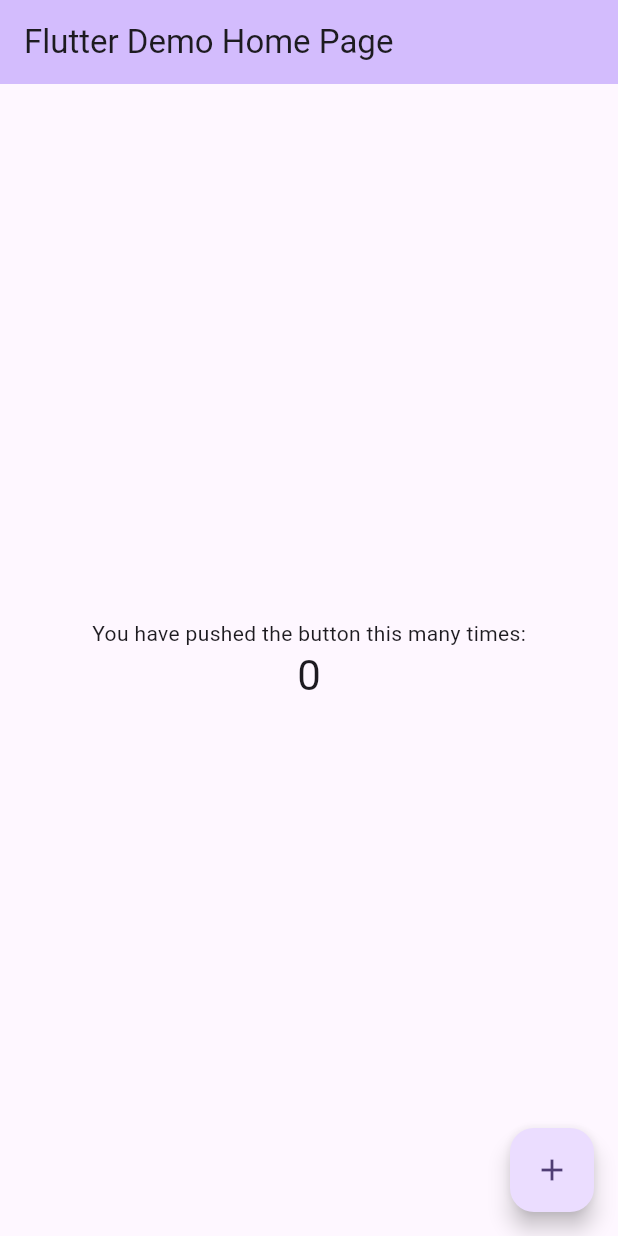
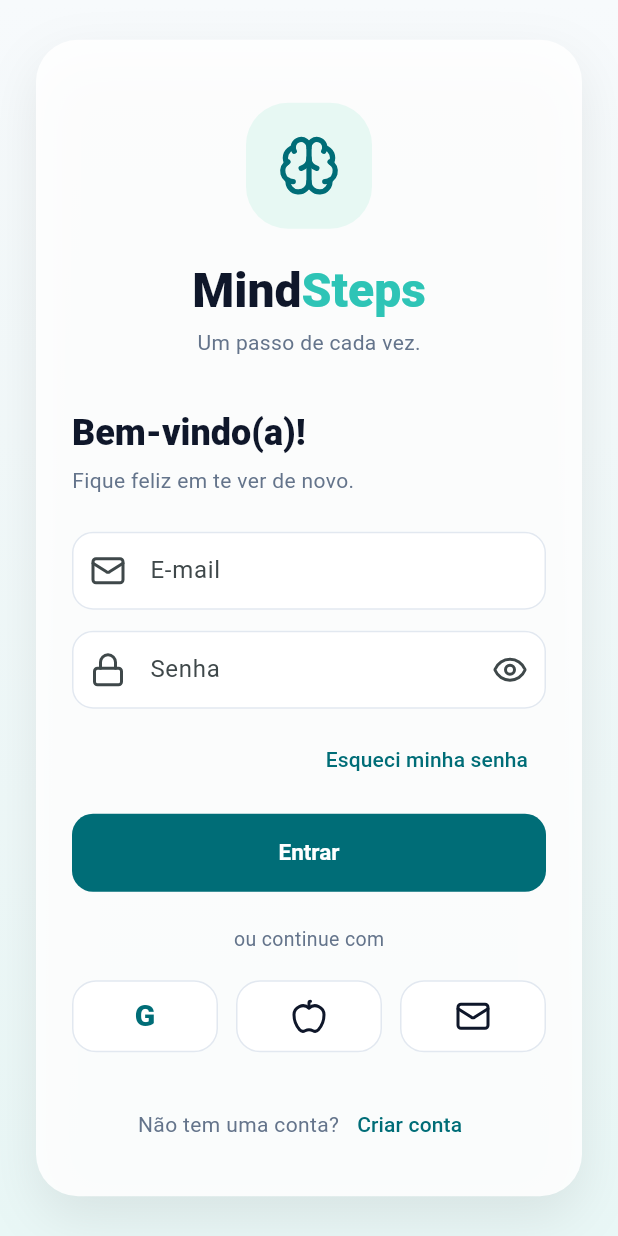
Before and after one commit to edsongaldino/mindsteps-app, a Flutter app: the screen it shows after launch, on a phone screen of 412 x 824 dp. Run offline on Flutter 3.47's test engine with Material 3 defaults, Android fonts, the phone set to English and light mode, and no system bars; our stand-ins replace dio, flutter_secure_storage, lucide_icons_flutter; Roboto replaces fonts that are missing (Arial).

Commit message:
Publicação inicial projeto

```diff
--- /dev/null
+++ b/lib/core/api/api_client.dart
@@ -0,0 +1,14 @@
+import 'package:dio/dio.dart';
+
+class ApiClient {
+  static final Dio dio = Dio(
+    BaseOptions(
+      baseUrl: 'https://localhost:7035/api',
+      connectTimeout: const Duration(seconds: 20),
+      receiveTimeout: const Duration(seconds: 20),
+      headers: {
+        'Content-Type': 'application/json',
+      },
+    ),
+  );
+}
--- /dev/null
+++ b/lib/core/auth/auth_storage.dart
@@ -0,0 +1,25 @@
+import 'package:flutter_secure_storage/flutter_secure_storage.dart';
+
+class AuthStorage {
+  static const _storage = FlutterSecureStorage();
+
+  static Future<void> salvarToken(String token) async {
+    await _storage.write(key: 'token', value: token);
+  }
+
+  static Future<String?> obterToken() async {
+    return await _storage.read(key: 'token');
+  }
+
+  static Future<void> salvarPerfil(String perfil) async {
+    await _storage.write(key: 'perfil', value: perfil);
+  }
+
+  static Future<String?> obterPerfil() async {
+    return await _storage.read(key: 'perfil');
+  }
+
+  static Future<void> limpar() async {
+    await _storage.deleteAll();
+  }
+}
--- /dev/null
+++ b/lib/core/theme/app_theme.dart
@@ -0,0 +1,69 @@
+import 'package:flutter/material.dart';
+
+class AppColors {
+  static const primary = Color(0xFF006D77);
+  static const primaryDark = Color(0xFF00545C);
+  static const secondary = Color(0xFF2EC4B6);
+  static const background = Color(0xFFF7FAFC);
+  static const card = Color(0xFFFFFFFF);
+  static const text = Color(0xFF0F172A);
+  static const muted = Color(0xFF64748B);
+  static const border = Color(0xFFE2E8F0);
+  static const softBlue = Color(0xFFEFF6FF);
+  static const softGreen = Color(0xFFE7F8F3);
+}
+
+class AppTheme {
+  static ThemeData light() {
+    return ThemeData(
+      useMaterial3: true,
+      scaffoldBackgroundColor: AppColors.background,
+      fontFamily: 'Arial',
+      colorScheme: ColorScheme.fromSeed(
+        seedColor: AppColors.primary,
+        primary: AppColors.primary,
+        secondary: AppColors.secondary,
+        surface: AppColors.card,
+      ),
+      appBarTheme: const AppBarTheme(
+        backgroundColor: AppColors.background,
+        elevation: 0,
+        centerTitle: false,
+        foregroundColor: AppColors.text,
+      ),
+      inputDecorationTheme: InputDecorationTheme(
+        filled: true,
+        fillColor: Colors.white,
+        hintStyle: const TextStyle(color: AppColors.muted),
+        contentPadding: const EdgeInsets.symmetric(horizontal: 16, vertical: 14),
+        border: OutlineInputBorder(
+          borderRadius: BorderRadius.circular(14),
+          borderSide: const BorderSide(color: AppColors.border),
+        ),
+        enabledBorder: OutlineInputBorder(
+          borderRadius: BorderRadius.circular(14),
+          borderSide: const BorderSide(color: AppColors.border),
+        ),
+        focusedBorder: OutlineInputBorder(
+          borderRadius: BorderRadius.circular(14),
+          borderSide: const BorderSide(color: AppColors.primary, width: 1.4),
+        ),
+      ),
+      elevatedButtonTheme: ElevatedButtonThemeData(
+        style: ElevatedButton.styleFrom(
+          backgroundColor: AppColors.primary,
+          foregroundColor: Colors.white,
+          elevation: 0,
+          minimumSize: const Size(double.infinity, 52),
+          shape: RoundedRectangleBorder(
+            borderRadius: BorderRadius.circular(14),
+          ),
+          textStyle: const TextStyle(
+            fontWeight: FontWeight.w700,
+            fontSize: 15,
+          ),
+        ),
+      ),
+    );
+  }
+}
--- /dev/null
+++ b/lib/features/auth/login_page.dart
@@ -0,0 +1,309 @@
+import 'package:flutter/material.dart';
+import 'package:lucide_icons_flutter/lucide_icons.dart';
+import '../../core/theme/app_theme.dart';
+import 'auth_service.dart';
+import '../../core/auth/auth_storage.dart';
+import '../admin/admin_home_page.dart';
+import '../psicologo/psicologo_home_page.dart';
+import '../paciente/paciente_home_page.dart';
+
+class LoginPage extends StatefulWidget {
+  const LoginPage({super.key});
+
+  @override
+  State<LoginPage> createState() => _LoginPageState();
+}
+
+class _LoginPageState extends State<LoginPage> {
+  final emailController = TextEditingController();
+  final senhaController = TextEditingController();
+  bool ocultarSenha = true;
+
+  bool carregando = false;
+
+  final authService = AuthService();
+
+  @override
+  void dispose() {
+    emailController.dispose();
+    senhaController.dispose();
+    super.dispose();
+  }
+
+  Future<void> entrar() async {
+    try {
+        setState(() => carregando = true);
+
+        final response = await authService.login(
+        email: emailController.text.trim(),
+        senha: senhaController.text,
+        );
+
+        final token = response['token'];
+        final perfil = response['perfil'];
+
+        await AuthStorage.salvarToken(token);
+        await AuthStorage.salvarPerfil(perfil);
+
+        if (!mounted) return;
+
+        ScaffoldMessenger.of(context).showSnackBar(
+        SnackBar(
+            content: Text('Login realizado: $perfil'),
+        ),
+        );
+
+        Widget destino;
+
+        switch (perfil) {
+        case 'Administrador':
+            destino = AdminHomePage();
+            break;
+        case 'Psicologo':
+            destino = PsicologoHomePage();
+            break;
+        case 'Paciente':
+            destino = PacienteHomePage();
+            break;
+        default:
+            throw Exception('Perfil de usuário inválido.');
+        }
+
+        Navigator.pushReplacement(
+        context,
+        MaterialPageRoute(builder: (_) => destino),
+        );
+    } catch (e) {
+        if (!mounted) return;
+
+        ScaffoldMessenger.of(context).showSnackBar(
+        SnackBar(content: Text(e.toString())),
+        );
+    } finally {
+        if (mounted) {
+        setState(() => carregando = false);
+        }
+    }
+  }
+
+  @override
+  Widget build(BuildContext context) {
+    return Scaffold(
+      body: Container(
+        width: double.infinity,
+        decoration: const BoxDecoration(
+          gradient: LinearGradient(
+            colors: [
+              Color(0xFFF7FAFC),
+              Color(0xFFE9F7F6),
+            ],
+            begin: Alignment.topCenter,
+            end: Alignment.bottomCenter,
+          ),
+        ),
+        child: SafeArea(
+          child: Center(
+            child: SingleChildScrollView(
+              padding: const EdgeInsets.all(24),
+              child: ConstrainedBox(
+                constraints: const BoxConstraints(maxWidth: 420),
+                child: Container(
+                  padding: const EdgeInsets.all(24),
+                  decoration: BoxDecoration(
+                    color: Colors.white.withOpacity(0.88),
+                    borderRadius: BorderRadius.circular(28),
+                    boxShadow: [
+                      BoxShadow(
+                        color: Colors.black.withOpacity(0.08),
+                        blurRadius: 30,
+                        offset: const Offset(0, 14),
+                      ),
+                    ],
+                  ),
+                  child: Column(
+                    crossAxisAlignment: CrossAxisAlignment.center,
+                    children: [
+                      const SizedBox(height: 18),
+                      Container(
+                        width: 84,
+                        height: 84,
+                        decoration: BoxDecoration(
+                          color: AppColors.softGreen,
+                          borderRadius: BorderRadius.circular(28),
+                        ),
+                        child: const Icon(
+                          LucideIcons.brain,
+                          size: 42,
+                          color: AppColors.primary,
+                        ),
+                      ),
+                      const SizedBox(height: 22),
+                      RichText(
+                        text: const TextSpan(
+                          style: TextStyle(
+                            fontSize: 32,
+                            fontWeight: FontWeight.w800,
+                            color: AppColors.text,
+                          ),
+                          children: [
+                            TextSpan(text: 'Mind'),
+                            TextSpan(
+                              text: 'Steps',
+                              style: TextStyle(color: AppColors.secondary),
+                            ),
+                          ],
+                        ),
+                      ),
+                      const SizedBox(height: 6),
+                      const Text(
+                        'Um passo de cada vez.',
+                        style: TextStyle(
+                          color: AppColors.muted,
+                          fontSize: 14,
+                        ),
+                      ),
+                      const SizedBox(height: 34),
+                      Align(
+                        alignment: Alignment.centerLeft,
+                        child: Text(
+                          'Bem-vindo(a)!',
+                          style: Theme.of(context).textTheme.headlineSmall?.copyWith(
+                                fontWeight: FontWeight.w800,
+                                color: AppColors.text,
+                              ),
+                        ),
+                      ),
+                      const SizedBox(height: 6),
+                      const Align(
+                        alignment: Alignment.centerLeft,
+                        child: Text(
+                          'Fique feliz em te ver de novo.',
+                          style: TextStyle(color: AppColors.muted),
+                        ),
+                      ),
+                      const SizedBox(height: 24),
+                      TextField(
+                        controller: emailController,
+                        keyboardType: TextInputType.emailAddress,
+                        decoration: const InputDecoration(
+                          labelText: 'E-mail',
+                          hintText: 'seu@email.com',
+                          prefixIcon: Icon(LucideIcons.mail),
+                        ),
+                      ),
+                      const SizedBox(height: 14),
+                      TextField(
+                        controller: senhaController,
+                        obscureText: ocultarSenha,
+                        decoration: InputDecoration(
+                          labelText: 'Senha',
+                          prefixIcon: const Icon(LucideIcons.lock),
+                          suffixIcon: IconButton(
+                            onPressed: () {
+                              setState(() => ocultarSenha = !ocultarSenha);
+                            },
+                            icon: Icon(
+                              ocultarSenha ? LucideIcons.eye : LucideIcons.eyeOff,
+                            ),
+                          ),
+                        ),
+                      ),
+                      const SizedBox(height: 10),
+                      Align(
+                        alignment: Alignment.centerRight,
+                        child: TextButton(
+                          onPressed: () {},
+                          child: const Text('Esqueci minha senha'),
+                        ),
+                      ),
+                      const SizedBox(height: 12),
+                      ElevatedButton(
+                        onPressed: carregando ? null : entrar,
+                        child: carregando
+                            ? const SizedBox(
+                                width: 22,
+                                height: 22,
+                                child: CircularProgressIndicator(
+                                    strokeWidth: 2.5,
+                                    color: Colors.white,
+                                ),
+                                )
+                            : const Text('Entrar'),
+                      ),
+                      const SizedBox(height: 22),
+                      const Text(
+                        'ou continue com',
+                        style: TextStyle(color: AppColors.muted, fontSize: 13),
+                      ),
+                      const SizedBox(height: 18),
+                      Row(
+                        children: [
+                          Expanded(child: _socialButton('G')),
+                          const SizedBox(width: 12),
+                          Expanded(
+                            child: _socialButtonIcon(LucideIcons.apple),
+                          ),
+                          const SizedBox(width: 12),
+                          Expanded(
+                            child: _socialButtonIcon(LucideIcons.mail),
+                          ),
+                        ],
+                      ),
+                      const SizedBox(height: 24),
+                      Row(
+                        mainAxisAlignment: MainAxisAlignment.center,
+                        children: [
+                          const Text(
+                            'Não tem uma conta?',
+                            style: TextStyle(color: AppColors.muted),
+                          ),
+                          TextButton(
+                            onPressed: () {},
+                            child: const Text('Criar conta'),
+                          ),
+                        ],
+                      ),
+                    ],
+                  ),
+                ),
+              ),
+            ),
+          ),
+        ),
+      ),
+    );
+  }
+
+  Widget _socialButton(String text) {
+    return Container(
+      height: 48,
+      decoration: BoxDecoration(
+        color: Colors.white,
+        border: Border.all(color: AppColors.border),
+        borderRadius: BorderRadius.circular(16),
+      ),
+      child: Center(
+        child: Text(
+          text,
+          style: const TextStyle(
+            fontWeight: FontWeight.w800,
+            fontSize: 20,
+            color: AppColors.primary,
+          ),
+        ),
+      ),
+    );
+  }
+
+  Widget _socialButtonIcon(IconData icon) {
+    return Container(
+      height: 48,
+      decoration: BoxDecoration(
+        color: Colors.white,
+        border: Border.all(color: AppColors.border),
+        borderRadius: BorderRadius.circular(16),
+      ),
+      child: Icon(icon, color: AppColors.text),
+    );
+  }
+}
--- a/lib/main.dart
+++ b/lib/main.dart
@@ -1,122 +1,22 @@
 import 'package:flutter/material.dart';
+import 'core/theme/app_theme.dart';
+import 'features/auth/login_page.dart';
+import 'features/auth/splash_page.dart';
 
 void main() {
-  runApp(const MyApp());
+  runApp(const MindStepsApp());
 }
 
-class MyApp extends StatelessWidget {
-  const MyApp({super.key});
+class MindStepsApp extends StatelessWidget {
+  const MindStepsApp({super.key});
 
-  // This widget is the root of your application.
   @override
   Widget build(BuildContext context) {
     return MaterialApp(
-      title: 'Flutter Demo',
-      theme: ThemeData(
-        // This is the theme of your application.
-        //
-        // TRY THIS: Try running your application with "flutter run". You'll see
-        // the application has a purple toolbar. Then, without quitting the app,
-        // try changing the seedColor in the colorScheme below to Colors.green
-        // and then invoke "hot reload" (save your changes or press the "hot
-        // reload" button in a Flutter-supported IDE, or press "r" if you used
-        // the command line to start the app).
-        //
-        // Notice that the counter didn't reset back to zero; the application
-        // state is not lost during the reload. To reset the state, use hot
-        // restart instead.
-        //
-        // This works for code too, not just values: Most code changes can be
-        // tested with just a hot reload.
-        colorScheme: .fromSeed(seedColor: Colors.deepPurple),
-      ),
-      home: const MyHomePage(title: 'Flutter Demo Home Page'),
+      title: 'MindSteps',
+      debugShowCheckedModeBanner: false,
+      theme: AppTheme.light(),
+      home: const SplashPage(),
     );
   }
 }
-
-class MyHomePage extends StatefulWidget {
-  const MyHomePage({super.key, required this.title});
-
-  // This widget is the home page of your application. It is stateful, meaning
-  // that it has a State object (defined below) that contains fields that affect
-  // how it looks.
-
-  // This class is the configuration for the state. It holds the values (in this
-  // case the title) provided by the parent (in this case the App widget) and
-  // used by the build method of the State. Fields in a Widget subclass are
-  // always marked "final".
-
-  final String title;
-
-  @override
-  State<MyHomePage> createState() => _MyHomePageState();
-}
-
-class _MyHomePageState extends State<MyHomePage> {
-  int _counter = 0;
-
-  void _incrementCounter() {
-    setState(() {
-      // This call to setState tells the Flutter framework that something has
-      // changed in this State, which causes it to rerun the build method below
-      // so that the display can reflect the updated values. If we changed
-      // _counter without calling setState(), then the build method would not be
-      // called again, and so nothing would appear to happen.
-      _counter++;
-    });
-  }
-
-  @override
-  Widget build(BuildContext context) {
-    // This method is rerun every time setState is called, for instance as done
-    // by the _incrementCounter method above.
-    //
-    // The Flutter framework has been optimized to make rerunning build methods
-    // fast, so that you can just rebuild anything that needs updating rather
-    // than having to individually change instances of widgets.
-    return Scaffold(
-      appBar: AppBar(
-        // TRY THIS: Try changing the color here to a specific color (to
-        // Colors.amber, perhaps?) and trigger a hot reload to see the AppBar
-        // change color while the other colors stay the same.
-        backgroundColor: Theme.of(context).colorScheme.inversePrimary,
-        // Here we take the value from the MyHomePage object that was created by
-        // the App.build method, and use it to set our appbar title.
-        title: Text(widget.title),
-      ),
-      body: Center(
-        // Center is a layout widget. It takes a single child and positions it
-        // in the middle of the parent.
-        child: Column(
-          // Column is also a layout widget. It takes a list of children and
-          // arranges them vertically. By default, it sizes itself to fit its
-          // children horizontally, and tries to be as tall as its parent.
-          //
-          // Column has various properties to control how it sizes itself and
-          // how it positions its children. Here we use mainAxisAlignment to
-          // center the children vertically; the main axis here is the vertical
-          // axis because Columns are vertical (the cross axis would be
-          // horizontal).
-          //
-          // TRY THIS: Invoke "debug painting" (choose the "Toggle Debug Paint"
-          // action in the IDE, or press "p" in the console), to see the
-          // wireframe for each widget.
-          mainAxisAlignment: .center,
-          children: [
-            const Text('You have pushed the button this many times:'),
-            Text(
-              '$_counter',
-              style: Theme.of(context).textTheme.headlineMedium,
-            ),
-          ],
-        ),
-      ),
-      floatingActionButton: FloatingActionButton(
-        onPressed: _incrementCounter,
-        tooltip: 'Increment',
-        child: const Icon(Icons.add),
-      ),
-    );
-  }
-}
--- a/pubspec.yaml
+++ b/pubspec.yaml
@@ -34,6 +34,9 @@ dependencies:
   # The following adds the Cupertino Icons font to your application.
   # Use with the CupertinoIcons class for iOS style icons.
   cupertino_icons: ^1.0.8
+  lucide_icons_flutter: ^3.1.13
+  dio: ^5.9.2
+  flutter_secure_storage: ^10.2.0
 
 dev_dependencies:
   flutter_test:
```
Also changed, not shown: lib/features/admin/admin_home_page.dart (added, +14 -0 lines), lib/features/auth/auth_service.dart (added, +33 -0 lines), lib/features/auth/splash_page.dart (added, +91 -0 lines), lib/features/paciente/paciente_home_page.dart (added, +12 -0 lines), lib/features/psicologo/psicologo_home_page.dart (added, +12 -0 lines), pubspec.lock, 5 other files.
